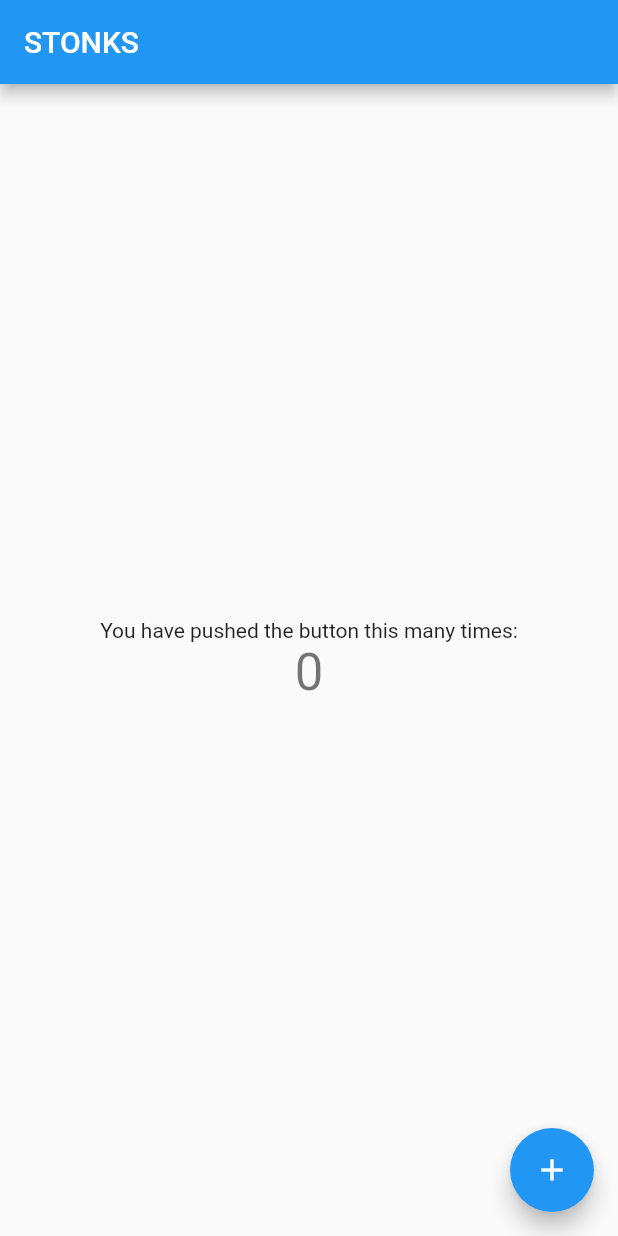
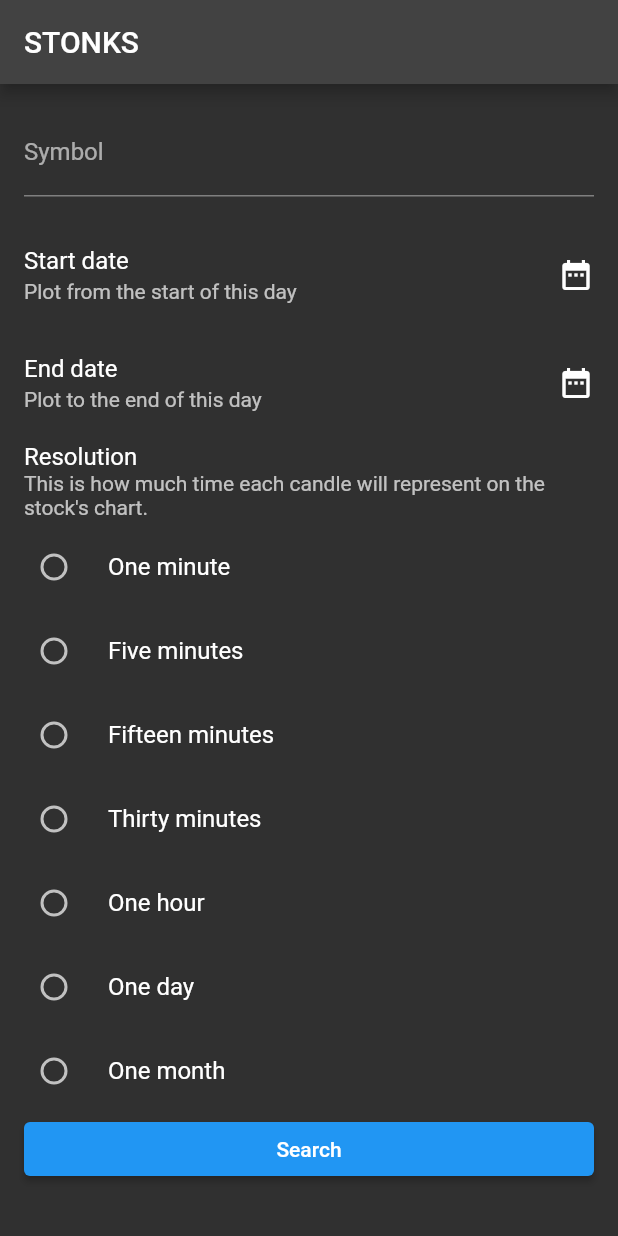
Before and after one commit to MilesAdamson/stocks_tutorial, a Flutter app: the screen it shows after launch, on a phone screen of 412 x 824 dp. Run offline on Flutter 3.47's test engine with Material 2 defaults, Android fonts, the light colour scheme and no system bars; our stand-ins replace dio, flutter_bloc, freezed_annotation; missing offline and left inert: flutter_config.

Commit message:
form works

```diff
--- a/lib/api/resolution.dart
+++ b/lib/api/resolution.dart
@@ -30,5 +30,43 @@ extension ResolutionExtensions on Resolution {
     }
   }
 
+  String get label {
+    switch (this) {
+      case Resolution.oneMinute:
+        return "One minute";
+      case Resolution.fiveMinutes:
+        return "Five minutes";
+      case Resolution.fifteenMinutes:
+        return "Fifteen minutes";
+      case Resolution.thirtyMinutes:
+        return "Thirty minutes";
+      case Resolution.hour:
+        return "One hour";
+      case Resolution.day:
+        return "One day";
+      case Resolution.month:
+        return "One month";
+    }
+  }
+
+  Duration get duration {
+    switch (this) {
+      case Resolution.oneMinute:
+        return const Duration(minutes: 1);
+      case Resolution.fiveMinutes:
+        return const Duration(minutes: 5);
+      case Resolution.fifteenMinutes:
+        return const Duration(minutes: 15);
+      case Resolution.thirtyMinutes:
+        return const Duration(minutes: 30);
+      case Resolution.hour:
+        return const Duration(hours: 1);
+      case Resolution.day:
+        return const Duration(hours: 24);
+      case Resolution.month:
+        return const Duration(days: 31);
+    }
+  }
+
   static String toJson(Resolution resolution) => resolution.apiKey;
 }
--- a/lib/components/home_page.dart
+++ b/lib/components/home_page.dart
@@ -1,20 +1,8 @@
 import 'package:flutter/material.dart';
+import 'package:stocks_tutorial/components/search_form.dart';
 
-class MyHomePage extends StatefulWidget {
+class MyHomePage extends StatelessWidget {
   const MyHomePage({Key? key}) : super(key: key);
-
-  @override
-  State<MyHomePage> createState() => _MyHomePageState();
-}
-
-class _MyHomePageState extends State<MyHomePage> {
-  int _counter = 0;
-
-  void _incrementCounter() {
-    setState(() {
-      _counter++;
-    });
-  }
 
   @override
   Widget build(BuildContext context) {
@@ -22,24 +10,8 @@ class _MyHomePageState extends State<MyHomePage> {
       appBar: AppBar(
         title: const Text("STONKS"),
       ),
-      body: Center(
-        child: Column(
-          mainAxisAlignment: MainAxisAlignment.center,
-          children: <Widget>[
-            const Text(
-              'You have pushed the button this many times:',
-            ),
-            Text(
-              '$_counter',
-              style: Theme.of(context).textTheme.headline4,
-            ),
-          ],
-        ),
-      ),
-      floatingActionButton: FloatingActionButton(
-        onPressed: _incrementCounter,
-        tooltip: 'Increment',
-        child: const Icon(Icons.add),
+      body: const SingleChildScrollView(
+        child: SearchForm(),
       ),
     );
   }
--- /dev/null
+++ b/lib/components/search_form.dart
@@ -0,0 +1,202 @@
+import 'package:flutter/material.dart';
+import 'package:stocks_tutorial/api/resolution.dart';
+import 'package:stocks_tutorial/utils/date_time_helper.dart';
+
+class SearchForm extends StatefulWidget {
+  const SearchForm({Key? key}) : super(key: key);
+
+  @override
+  State<StatefulWidget> createState() => SearchFormState();
+}
+
+class SearchFormState extends State<SearchForm> {
+  static const minimumCandles = 5;
+
+  final _symbolController = TextEditingController();
+  final _formKey = GlobalKey<FormState>();
+
+  Resolution? resolution;
+  DateTime? startDate;
+  DateTime? endDate;
+
+  @override
+  Widget build(BuildContext context) {
+    return Form(
+      key: _formKey,
+      child: Column(
+        children: [
+          buildSymbolEntry(),
+          buildStartDateSelect(context),
+          buildEndDateSelect(context),
+          buildResolutionSelector(),
+          buildSubmitButton(),
+        ],
+      ),
+    );
+  }
+
+  Container buildSubmitButton() {
+    return Container(
+      padding: const EdgeInsets.symmetric(horizontal: 16.0),
+      width: double.infinity,
+      child: ElevatedButton(
+        onPressed: () {
+          if (_formKey.currentState!.validate()) {
+            //
+          }
+        },
+        child: const Text("Search"),
+      ),
+    );
+  }
+
+  FormField<DateTime> buildEndDateSelect(BuildContext context) {
+    return FormField<DateTime>(
+      validator: (endDate) {
+        if (endDate == null) {
+          return "End date is required";
+        }
+
+        if (startDate != null && startDate!.isAfter(endDate)) {
+          return "End date must be after the start date";
+        }
+      },
+      builder: (field) {
+        final textColor = field.hasError ? Colors.red : null;
+        return ListTile(
+          title: Text(
+            endDate?.dayMonthYearLabel ?? "End date",
+            style: TextStyle(color: textColor),
+          ),
+          subtitle: Text(field.errorText ?? "Plot to the end of this day"),
+          onTap: () async {
+            final date = await showDatePicker(
+              context: context,
+              initialDate: endDate ?? DateTime.now(),
+              firstDate: DateTime(1900),
+              lastDate: DateTime.now(),
+            );
+
+            if (date != null) {
+              setState(() => endDate = date);
+              field.didChange(date);
+            }
+          },
+          trailing: const Icon(Icons.date_range),
+        );
+      },
+    );
+  }
+
+  FormField<DateTime> buildStartDateSelect(BuildContext context) {
+    return FormField<DateTime>(
+      validator: (startDate) {
+        if (startDate == null) {
+          return "Start date is required";
+        }
+
+        if (endDate != null && startDate.isAfter(endDate!)) {
+          return "Start date must be before the end date";
+        }
+      },
+      builder: (field) {
+        final textColor = field.hasError ? Colors.red : null;
+        return ListTile(
+          title: Text(
+            startDate?.dayMonthYearLabel ?? "Start date",
+            style: TextStyle(color: textColor),
+          ),
+          subtitle: Text(field.errorText ?? "Plot from the start of this day"),
+          onTap: () async {
+            final date = await showDatePicker(
+              context: context,
+              initialDate:
+                  startDate ?? DateTime.now().subtract(const Duration(days: 7)),
+              firstDate: DateTime(1900),
+              lastDate: DateTime.now(),
+            );
+
+            if (date != null) {
+              setState(() => startDate = date);
+              field.didChange(date);
+            }
+          },
+          trailing: const Icon(Icons.date_range),
+        );
+      },
+    );
+  }
+
+  Padding buildSymbolEntry() {
+    return Padding(
+      padding: const EdgeInsets.all(16.0),
+      child: TextFormField(
+        decoration: const InputDecoration(
+          labelText: "Symbol",
+          hintText: "AAPL",
+        ),
+        controller: _symbolController,
+        validator: (s) {
+          if (s == null || s.trim().isEmpty) {
+            return "Symbol is required";
+          }
+
+          if (s.trim().length != s.length) {
+            return "Whitespaces are not allowed";
+          }
+        },
+      ),
+    );
+  }
+
+  FormField<Resolution> buildResolutionSelector() {
+    return FormField<Resolution>(
+      validator: (r) {
+        if (r == null) {
+          return "Resolution is required";
+        }
+
+        bool datesAreSelectedAndValid = endDate != null &&
+            startDate != null &&
+            endDate!.isAfter(startDate!);
+
+        if (datesAreSelectedAndValid) {
+          final adjustedEndTime =
+              endDate!.subtract(r.duration * minimumCandles);
+
+          if (!startDate!.isBefore(adjustedEndTime)) {
+            return "You must select a wider date range, such that at"
+                " least $minimumCandles candles will appear on the chart.";
+          }
+        }
+      },
+      builder: (field) {
+        final textColor = field.hasError ? Colors.red : null;
+
+        return Column(
+          children: [
+            ListTile(
+              title: Text(
+                "Resolution",
+                style: TextStyle(color: textColor),
+              ),
+              subtitle: Text(field.errorText ??
+                  "This is how much time each candle will represent on the stock's chart."),
+            ),
+            ...Resolution.values.map(
+              (r) => RadioListTile<Resolution>(
+                value: r,
+                title: Text(r.label),
+                groupValue: resolution,
+                onChanged: (r) {
+                  setState(() => resolution = r);
+                  field.didChange(r);
+                },
+              ),
+            ),
+          ],
+        );
+      },
+    );
+  }
+}
--- a/lib/main.dart
+++ b/lib/main.dart
@@ -33,9 +33,7 @@ class MyApp extends StatelessWidget {
       create: (_) => AppStateCubit(api),
       child: MaterialApp(
         title: 'Stonks',
-        theme: ThemeData(
-          primarySwatch: Colors.blue,
-        ),
+        theme: ThemeData.dark(),
         home: const MyHomePage(),
       ),
     );
--- a/lib/utils/date_time_helper.dart
+++ b/lib/utils/date_time_helper.dart
@@ -1,6 +1,12 @@
+import 'package:intl/intl.dart';
+
 class DateTimeHelper {
   static int toJson(DateTime dateTime) => dateTime.millisecondsSinceEpoch;
 
   static DateTime fromJson(int unixTimestamp) =>
       DateTime.fromMillisecondsSinceEpoch(unixTimestamp);
 }
+
+extension DateTimeExtensions on DateTime {
+  String get dayMonthYearLabel => DateFormat.yMMMd().format(this);
+}
--- a/pubspec.yaml
+++ b/pubspec.yaml
@@ -16,6 +16,7 @@ dependencies:
   dio: ^4.0.4
   flutter_bloc: ^8.0.0
   flutter_config: ^2.0.0
+  intl: ^0.17.0
 
 dev_dependencies:
   flutter_test:
```
Also changed, not shown: pubspec.lock.
